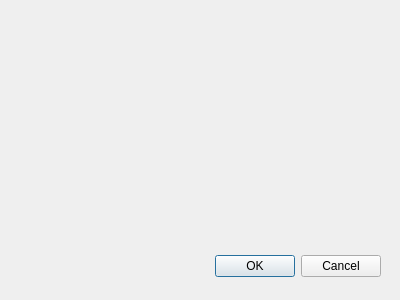
Old version of the form dialog.ui in the repository baloncek2662/gui-qt.
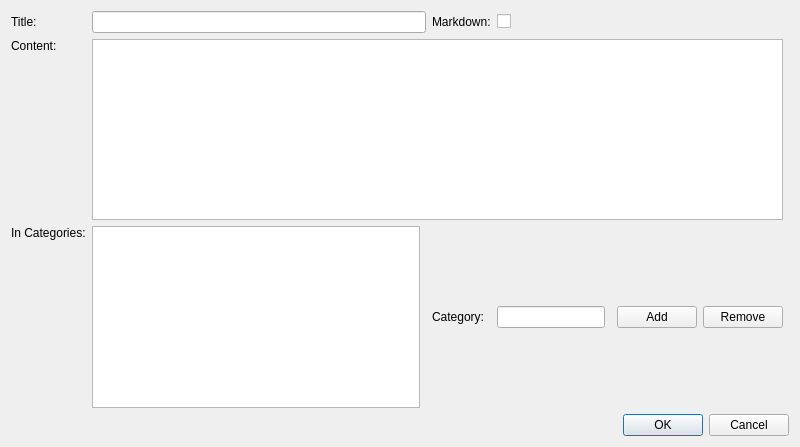
New version of the form.

```diff
--- a/dialog.ui
+++ b/dialog.ui
@@ -6,29 +6,122 @@
    <rect>
     <x>0</x>
     <y>0</y>
-    <width>400</width>
-    <height>300</height>
+    <width>800</width>
+    <height>447</height>
    </rect>
   </property>
   <property name="windowTitle">
    <string>Dialog</string>
   </property>
-  <widget class="QDialogButtonBox" name="buttonBox">
-   <property name="geometry">
-    <rect>
-     <x>40</x>
-     <y>250</y>
-     <width>341</width>
-     <height>32</height>
-    </rect>
-   </property>
-   <property name="orientation">
-    <enum>Qt::Horizontal</enum>
-   </property>
-   <property name="standardButtons">
-    <set>QDialogButtonBox::Cancel|QDialogButtonBox::Ok</set>
-   </property>
-  </widget>
+  <layout class="QGridLayout" name="gridLayout">
+   <item row="2" column="3">
+    <widget class="QLabel" name="label_5">
+     <property name="enabled">
+      <bool>true</bool>
+     </property>
+     <property name="text">
+      <string>Category:</string>
+     </property>
+     <property name="textFormat">
+      <enum>Qt::PlainText</enum>
+     </property>
+     <property name="alignment">
+      <set>Qt::AlignLeading|Qt::AlignLeft|Qt::AlignVCenter</set>
+     </property>
+    </widget>
+   </item>
+   <item row="0" column="3">
+    <widget class="QLabel" name="label_2">
+     <property name="text">
+      <string>Markdown:</string>
+     </property>
+    </widget>
+   </item>
+   <item row="0" column="0">
+    <widget class="QLabel" name="label">
+     <property name="text">
+      <string>Title: </string>
+     </property>
+    </widget>
+   </item>
+   <item row="2" column="4" colspan="2">
+    <widget class="QLineEdit" name="lineEdit">
+     <property name="alignment">
+      <set>Qt::AlignLeading|Qt::AlignLeft|Qt::AlignVCenter</set>
+     </property>
+     <property name="dragEnabled">
+      <bool>false</bool>
+     </property>
+    </widget>
+   </item>
+   <item row="2" column="7">
+    <widget class="QPushButton" name="pushButton">
+     <property name="text">
+      <string>Add</string>
+     </property>
+    </widget>
+   </item>
+   <item row="1" column="1" colspan="8">
+    <widget class="QPlainTextEdit" name="plainTextEdit"/>
+   </item>
+   <item row="2" column="0">
+    <widget class="QLabel" name="label_4">
+     <property name="text">
+      <string>In Categories:</string>
+     </property>
+     <property name="alignment">
+      <set>Qt::AlignLeading|Qt::AlignLeft|Qt::AlignTop</set>
+     </property>
+    </widget>
+   </item>
+   <item row="0" column="1" colspan="2">
+    <widget class="QLineEdit" name="lineEdit_2"/>
+   </item>
+   <item row="1" column="0">
+    <widget class="QLabel" name="label_3">
+     <property name="text">
+      <string>Content:</string>
+     </property>
+     <property name="alignment">
+      <set>Qt::AlignLeading|Qt::AlignLeft|Qt::AlignTop</set>
+     </property>
+    </widget>
+   </item>
+   <item row="2" column="8">
+    <widget class="QPushButton" name="pushButton_2">
+     <property name="text">
+      <string>Remove</string>
+     </property>
+    </widget>
+   </item>
+   <item row="0" column="4">
+    <widget class="QCheckBox" name="checkBox">
+     <property name="text">
+      <string/>
+     </property>
+    </widget>
+   </item>
+   <item row="3" column="6" colspan="4">
+    <widget class="QDialogButtonBox" name="buttonBox">
+     <property name="orientation">
+      <enum>Qt::Horizontal</enum>
+     </property>
+     <property name="standardButtons">
+      <set>QDialogButtonBox::Cancel|QDialogButtonBox::Ok</set>
+     </property>
+    </widget>
+   </item>
+   <item row="2" column="1">
+    <widget class="QListView" name="listView_4">
+     <property name="minimumSize">
+      <size>
+       <width>0</width>
+       <height>126</height>
+      </size>
+     </property>
+    </widget>
+   </item>
+  </layout>
  </widget>
  <resources/>
  <connections>
```
